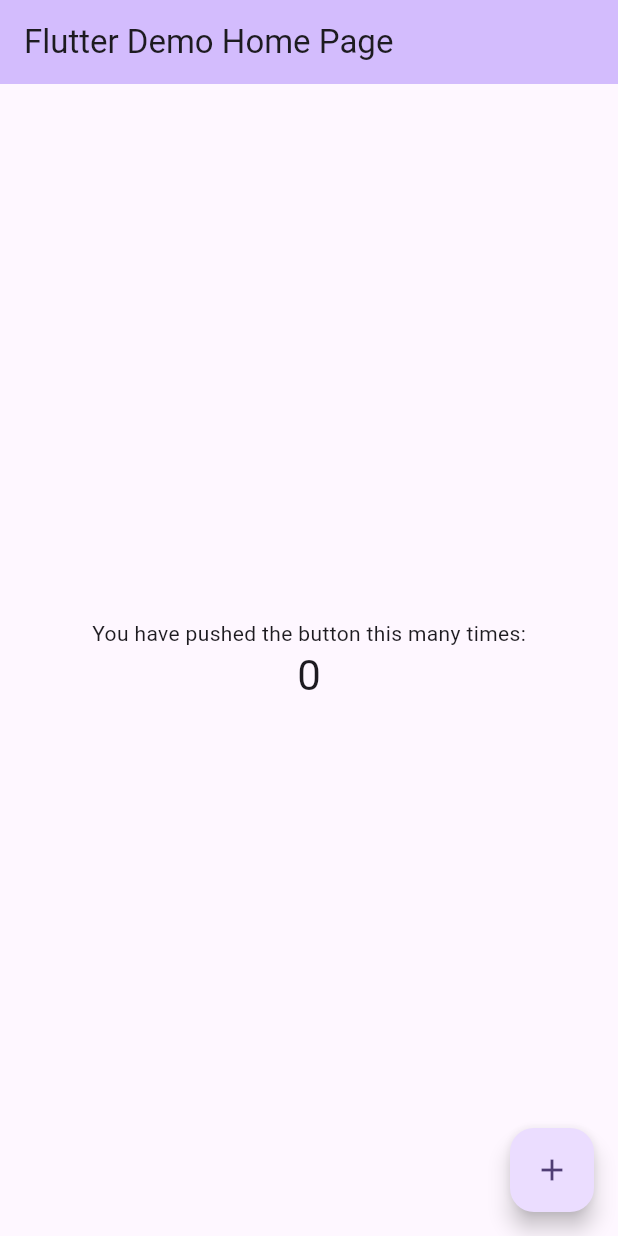
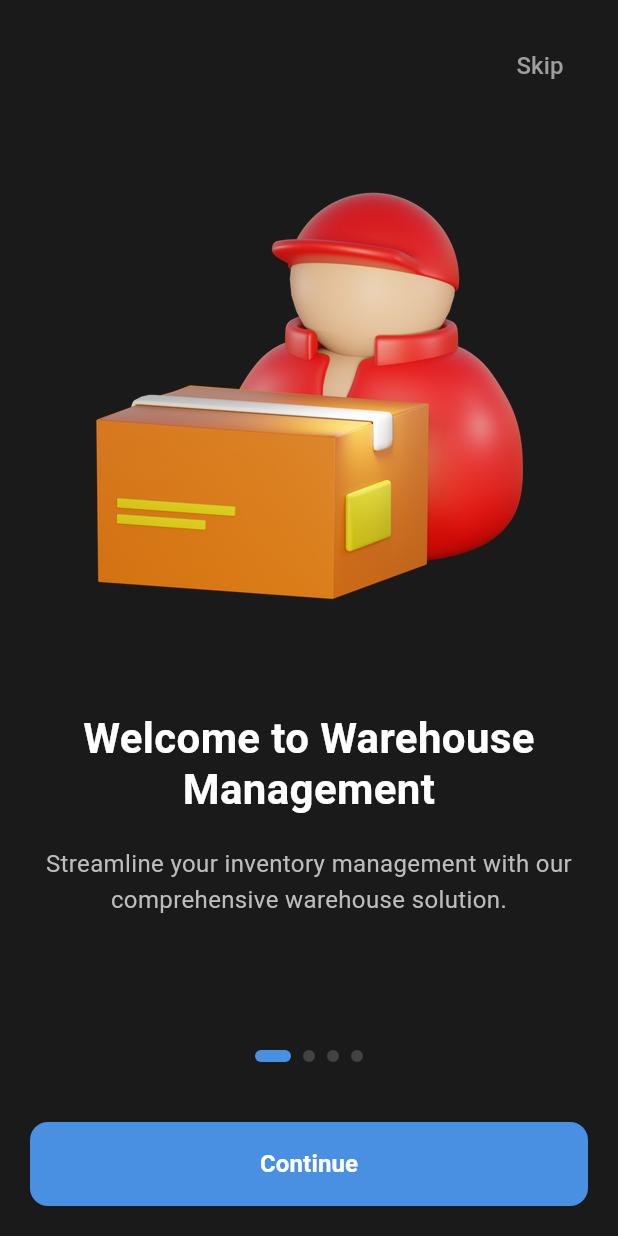
Before and after one commit to tranvix0910/warehouse-management-app, a Flutter app: the screen it shows after launch, on a phone screen of 412 x 824 dp. Run offline on Flutter 3.47's test engine with Material 3 defaults, Android fonts, the phone set to English and light mode, and no system bars.

Commit message:
page(welcome): add welcome page

```diff
--- /dev/null
+++ b/devtools_options.yaml
@@ -0,0 +1,3 @@
+description: This file stores settings for Dart & Flutter DevTools.
+documentation: https://docs.flutter.dev/tools/devtools/extensions#configure-extension-enablement-states
+extensions:
--- a/lib/main.dart
+++ b/lib/main.dart
@@ -1,4 +1,6 @@
 import 'package:flutter/material.dart';
+import 'pages/welcome_page.dart';
+import 'pages/home_page.dart';
 
 void main() {
   runApp(const MyApp());
@@ -7,116 +9,19 @@ void main() {
 class MyApp extends StatelessWidget {
   const MyApp({super.key});
 
-  // This widget is the root of your application.
   @override
   Widget build(BuildContext context) {
     return MaterialApp(
-      title: 'Flutter Demo',
+      title: 'Warehouse Management App',
+      debugShowCheckedModeBanner: false,
       theme: ThemeData(
-        // This is the theme of your application.
-        //
-        // TRY THIS: Try running your application with "flutter run". You'll see
-        // the application has a purple toolbar. Then, without quitting the app,
-        // try changing the seedColor in the colorScheme below to Colors.green
-        // and then invoke "hot reload" (save your changes or press the "hot
-        // reload" button in a Flutter-supported IDE, or press "r" if you used
-        // the command line to start the app).
-        //
-        // Notice that the counter didn't reset back to zero; the application
-        // state is not lost during the reload. To reset the state, use hot
-        // restart instead.
-        //
-        // This works for code too, not just values: Most code changes can be
-        // tested with just a hot reload.
-        colorScheme: ColorScheme.fromSeed(seedColor: Colors.deepPurple),
+        colorScheme: ColorScheme.fromSeed(seedColor: const Color(0xFF4A90E2)),
+        useMaterial3: true,
       ),
-      home: const MyHomePage(title: 'Flutter Demo Home Page'),
+      home: const WelcomePage(),
+      routes: {
+        '/home': (context) => const HomePage(),
+      },
     );
   }
 }
-
-class MyHomePage extends StatefulWidget {
-  const MyHomePage({super.key, required this.title});
-
-  // This widget is the home page of your application. It is stateful, meaning
-  // that it has a State object (defined below) that contains fields that affect
-  // how it looks.
-
-  // This class is the configuration for the state. It holds the values (in this
-  // case the title) provided by the parent (in this case the App widget) and
-  // used by the build method of the State. Fields in a Widget subclass are
-  // always marked "final".
-
-  final String title;
-
-  @override
-  State<MyHomePage> createState() => _MyHomePageState();
-}
-
-class _MyHomePageState extends State<MyHomePage> {
-  int _counter = 0;
-
-  void _incrementCounter() {
-    setState(() {
-      // This call to setState tells the Flutter framework that something has
-      // changed in this State, which causes it to rerun the build method below
-      // so that the display can reflect the updated values. If we changed
-      // _counter without calling setState(), then the build method would not be
-      // called again, and so nothing would appear to happen.
-      _counter++;
-    });
-  }
-
-  @override
-  Widget build(BuildContext context) {
-    // This method is rerun every time setState is called, for instance as done
-    // by the _incrementCounter method above.
-    //
-    // The Flutter framework has been optimized to make rerunning build methods
-    // fast, so that you can just rebuild anything that needs updating rather
-    // than having to individually change instances of widgets.
-    return Scaffold(
-      appBar: AppBar(
-        // TRY THIS: Try changing the color here to a specific color (to
-        // Colors.amber, perhaps?) and trigger a hot reload to see the AppBar
-        // change color while the other colors stay the same.
-        backgroundColor: Theme.of(context).colorScheme.inversePrimary,
-        // Here we take the value from the MyHomePage object that was created by
-        // the App.build method, and use it to set our appbar title.
-        title: Text(widget.title),
-      ),
-      body: Center(
-        // Center is a layout widget. It takes a single child and positions it
-        // in the middle of the parent.
-        child: Column(
-          // Column is also a layout widget. It takes a list of children and
-          // arranges them vertically. By default, it sizes itself to fit its
-          // children horizontally, and tries to be as tall as its parent.
-          //
-          // Column has various properties to control how it sizes itself and
-          // how it positions its children. Here we use mainAxisAlignment to
-          // center the children vertically; the main axis here is the vertical
-          // axis because Columns are vertical (the cross axis would be
-          // horizontal).
-          //
-          // TRY THIS: Invoke "debug painting" (choose the "Toggle Debug Paint"
-          // action in the IDE, or press "p" in the console), to see the
-          // wireframe for each widget.
-          mainAxisAlignment: MainAxisAlignment.center,
-          children: <Widget>[
-            const Text('You have pushed the button this many times:'),
-            Text(
-              '$_counter',
-              style: Theme.of(context).textTheme.headlineMedium,
-            ),
-          ],
-        ),
-      ),
-      floatingActionButton: FloatingActionButton(
-        onPressed: _incrementCounter,
-        tooltip: 'Increment',
-        child: const Icon(Icons.add),
-      ), // This trailing comma makes auto-formatting nicer for build methods.
-    );
-  }
-}
--- /dev/null
+++ b/lib/models/onboarding_data.dart
@@ -0,0 +1,34 @@
+class OnboardingData {
+  final String title;
+  final String description;
+  final String image;
+
+  OnboardingData({
+    required this.title,
+    required this.description,
+    required this.image,
+  });
+}
+
+List<OnboardingData> onboardingPages = [
+  OnboardingData(
+    title: "Welcome to Warehouse Management",
+    description: "Streamline your inventory management with our comprehensive warehouse solution.",
+    image: "assets/images/welcome_page/1.png",
+  ),
+  OnboardingData(
+    title: "Smart Inventory Tracking",
+    description: "Track your products in real-time with advanced barcode scanning and inventory management.",
+    image: "assets/images/welcome_page/2.png",
+  ),
+  OnboardingData(
+    title: "Efficient Operations",
+    description: "Optimize your warehouse operations with automated workflows and smart organization.",
+    image: "assets/images/welcome_page/3.png",
+  ),
+  OnboardingData(
+    title: "Ease of Use",
+    description: "An intuitive interface that requires no special skills allows users to quickly add, edit, and manage products effortlessly.",
+    image: "assets/images/welcome_page/4.png",
+  ),
+];
--- /dev/null
+++ b/lib/pages/home_page.dart
@@ -0,0 +1,58 @@
+import 'package:flutter/material.dart';
+
+class HomePage extends StatefulWidget {
+  const HomePage({super.key});
+
+  @override
+  State<HomePage> createState() => _HomePageState();
+}
+
+class _HomePageState extends State<HomePage> {
+  @override
+  Widget build(BuildContext context) {
+    return Scaffold(
+      appBar: AppBar(
+        title: const Text(
+          'Warehouse Management',
+          style: TextStyle(
+            fontWeight: FontWeight.bold,
+            color: Colors.white,
+          ),
+        ),
+        backgroundColor: const Color(0xFF4A90E2),
+        elevation: 0,
+      ),
+      body: const Center(
+        child: Column(
+          mainAxisAlignment: MainAxisAlignment.center,
+          children: [
+            Icon(
+              Icons.warehouse,
+              size: 100,
+              color: Color(0xFF4A90E2),
+            ),
+            SizedBox(height: 20),
+            Text(
+              'Welcome to Warehouse Management App!',
+              style: TextStyle(
+                fontSize: 24,
+                fontWeight: FontWeight.bold,
+                color: Colors.black87,
+              ),
+              textAlign: TextAlign.center,
+            ),
+            SizedBox(height: 10),
+            Text(
+              'Your warehouse management journey starts here.',
+              style: TextStyle(
+                fontSize: 16,
+                color: Colors.grey,
+              ),
+              textAlign: TextAlign.center,
+            ),
+          ],
+        ),
+      ),
+    );
+  }
+}
--- /dev/null
+++ b/lib/pages/welcome_page.dart
@@ -0,0 +1,212 @@
+import 'package:flutter/material.dart';
+import '../models/onboarding_data.dart';
+
+class WelcomePage extends StatefulWidget {
+  const WelcomePage({super.key});
+
+  @override
+  State<WelcomePage> createState() => _WelcomePageState();
+}
+
+class _WelcomePageState extends State<WelcomePage> {
+  final PageController _pageController = PageController();
+  int _currentPage = 0;
+
+  @override
+  void dispose() {
+    _pageController.dispose();
+    super.dispose();
+  }
+
+  void _nextPage() {
+    if (_currentPage < onboardingPages.length - 1) {
+      _pageController.nextPage(
+        duration: const Duration(milliseconds: 300),
+        curve: Curves.easeInOut,
+      );
+    } else {
+      // Navigate to main app
+      Navigator.of(context).pushReplacementNamed('/home');
+    }
+  }
+
+  void _skipToEnd() {
+    // Navigate to main app
+    Navigator.of(context).pushReplacementNamed('/home');
+  }
+
+  @override
+  Widget build(BuildContext context) {
+    return Scaffold(
+      backgroundColor: const Color(0xFF1A1A1A),
+      body: SafeArea(
+        child: Column(
+          children: [
+            // Skip button
+            Padding(
+              padding: const EdgeInsets.all(20.0),
+              child: Row(
+                mainAxisAlignment: MainAxisAlignment.end,
+                children: [
+                  TextButton(
+                    onPressed: _skipToEnd,
+                    child: const Text(
+                      'Skip',
+                      style: TextStyle(
+                        color: Colors.grey,
+                        fontSize: 16,
+                        fontWeight: FontWeight.w500,
+                      ),
+                    ),
+                  ),
+                ],
+              ),
+            ),
+            // PageView
+            Expanded(
+              child: PageView.builder(
+                controller: _pageController,
+                onPageChanged: (index) {
+                  setState(() {
+                    _currentPage = index;
+                  });
+                },
+                itemCount: onboardingPages.length,
+                itemBuilder: (context, index) {
+                  return OnboardingPageWidget(
+                    data: onboardingPages[index],
+                  );
+                },
+              ),
+            ),
+            // Page indicators
+            Padding(
+              padding: const EdgeInsets.symmetric(vertical: 20.0),
+              child: Row(
+                mainAxisAlignment: MainAxisAlignment.center,
+                children: List.generate(
+                  onboardingPages.length,
+                  (index) => Container(
+                    margin: const EdgeInsets.symmetric(horizontal: 4.0),
+                    width: _currentPage == index ? 24.0 : 8.0,
+                    height: 8.0,
+                    decoration: BoxDecoration(
+                      borderRadius: BorderRadius.circular(4.0),
+                      color: _currentPage == index
+                          ? const Color(0xFF4A90E2)
+                          : Colors.grey.withOpacity(0.3),
+                    ),
+                  ),
+                ),
+              ),
+            ),
+            // Continue/Get Started button
+            Padding(
+              padding: const EdgeInsets.all(20.0),
+              child: SizedBox(
+                width: double.infinity,
+                height: 56,
+                child: ElevatedButton(
+                  onPressed: _nextPage,
+                  style: ElevatedButton.styleFrom(
+                    backgroundColor: const Color(0xFF4A90E2),
+                    foregroundColor: Colors.white,
+                    shape: RoundedRectangleBorder(
+                      borderRadius: BorderRadius.circular(12.0),
+                    ),
+                    elevation: 0,
+                  ),
+                  child: Text(
+                    _currentPage == onboardingPages.length - 1
+                        ? 'Get Started'
+                        : 'Continue',
+                    style: const TextStyle(
+                      fontSize: 16,
+                      fontWeight: FontWeight.w600,
+                    ),
+                  ),
+                ),
+              ),
+            ),
+          ],
+        ),
+      ),
+    );
+  }
+}
+
+class OnboardingPageWidget extends StatelessWidget {
+  final OnboardingData data;
+
+  const OnboardingPageWidget({
+    super.key,
+    required this.data,
+  });
+
+  @override
+  Widget build(BuildContext context) {
+    return Padding(
+      padding: const EdgeInsets.symmetric(horizontal: 30.0),
+      child: Column(
+        mainAxisAlignment: MainAxisAlignment.center,
+        children: [
+          // Image
+          Container(
+            height: 300,
+            width: double.infinity,
+            decoration: BoxDecoration(
+              borderRadius: BorderRadius.circular(20.0),
+            ),
+            child: ClipRRect(
+              borderRadius: BorderRadius.circular(20.0),
+              child: Image.asset(
+                data.image,
+                fit: BoxFit.contain,
+                errorBuilder: (context, error, stackTrace) {
+                  return Container(
+                    height: 300,
+                    decoration: BoxDecoration(
+                      color: Colors.grey.withOpacity(0.2),
+                      borderRadius: BorderRadius.circular(20.0),
+                    ),
+                    child: const Center(
+                      child: Icon(
+                        Icons.image_not_supported,
+                        color: Colors.grey,
+                        size: 50,
+                      ),
+                    ),
+                  );
+                },
+              ),
+            ),
+          ),
+          const SizedBox(height: 60),
+          // Title
+          Text(
+            data.title,
+            textAlign: TextAlign.center,
+            style: const TextStyle(
+              color: Colors.white,
+              fontSize: 28,
+              fontWeight: FontWeight.bold,
+              height: 1.2,
+            ),
+          ),
+          const SizedBox(height: 20),
+          // Description
+          Text(
+            data.description,
+            textAlign: TextAlign.center,
+            style: TextStyle(
+              color: Colors.grey[400],
+              fontSize: 16,
+              height: 1.5,
+            ),
+          ),
+          const SizedBox(height: 40),
+        ],
+      ),
+    );
+  }
+}
```
Also changed, not shown: pubspec.yaml (+5 -50 lines), assets/images/welcome_page/1.png (added), assets/images/welcome_page/2.png (added), assets/images/welcome_page/3.png (added), assets/images/welcome_page/4.png (added).
